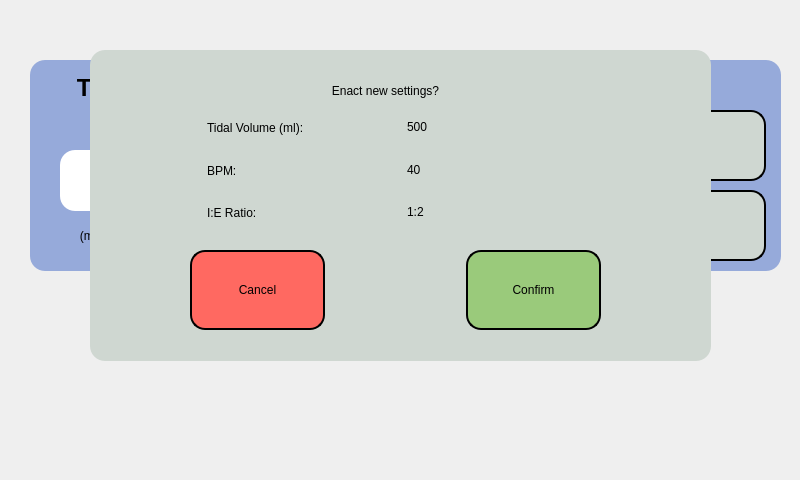
Above: software/control_system/gui/confirm_parameters.ui from VentCU/bbwtb before the change. Below: the same form after it.
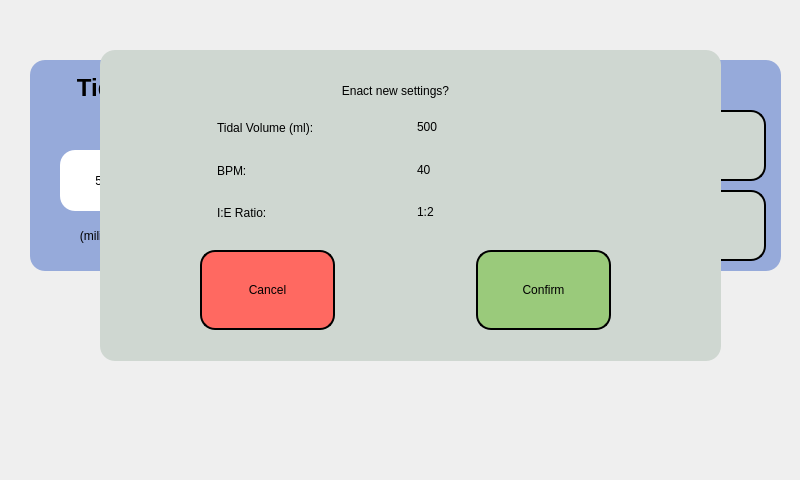
That is the form after the change. Icons and pictures are not drawn.

Diff of the .ui file:
```diff
--- a/software/control_system/gui/confirm_parameters.ui
+++ b/software/control_system/gui/confirm_parameters.ui
@@ -557,7 +557,7 @@
    <widget class="QFrame" name="confirm_settings">
     <property name="geometry">
      <rect>
-      <x>90</x>
+      <x>100</x>
       <y>50</y>
       <width>621</width>
       <height>311</height>
```
